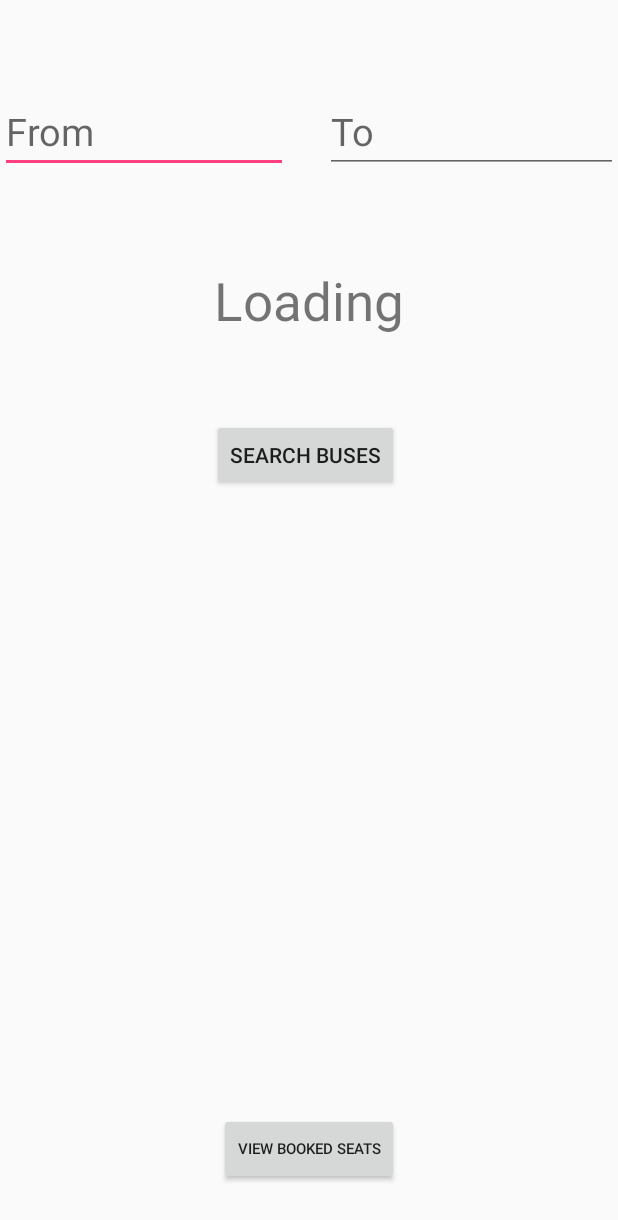
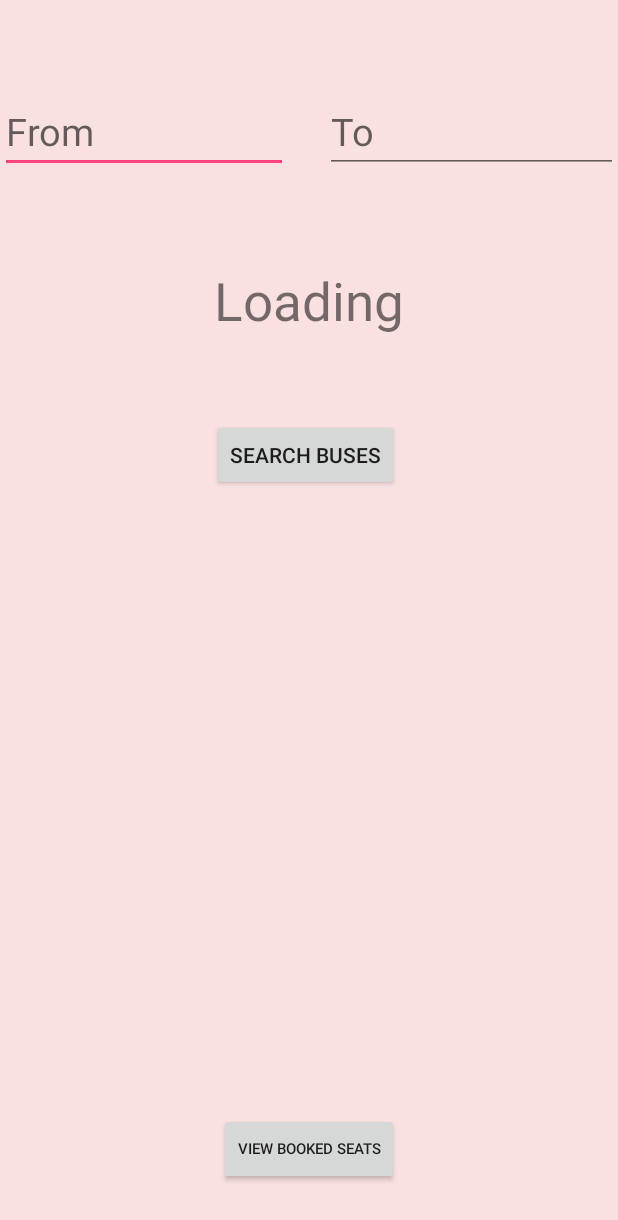
Before and after one commit to harsha-main/Bus-booking_mockup, an Android app: the layout activity_main.xml on its own in the app's theme, with its tools: preview values and no code run, on a phone screen of 412 x 824 dp. Shown: the top 1220 px of the screen. Run offline under Robolectric (Android 15) with nearby library versions, the phone set to English and light mode, and no system bars.

Commit message:
Update activity_main.xml

```diff
--- a/app/src/main/res/layout/activity_main.xml
+++ b/app/src/main/res/layout/activity_main.xml
@@ -3,6 +3,7 @@
     xmlns:tools="http://schemas.android.com/tools"
     android:layout_width="match_parent"
     android:layout_height="match_parent"
+    android:background="#fae1e1"
     tools:context=".MainActivity" >
 
 
```
